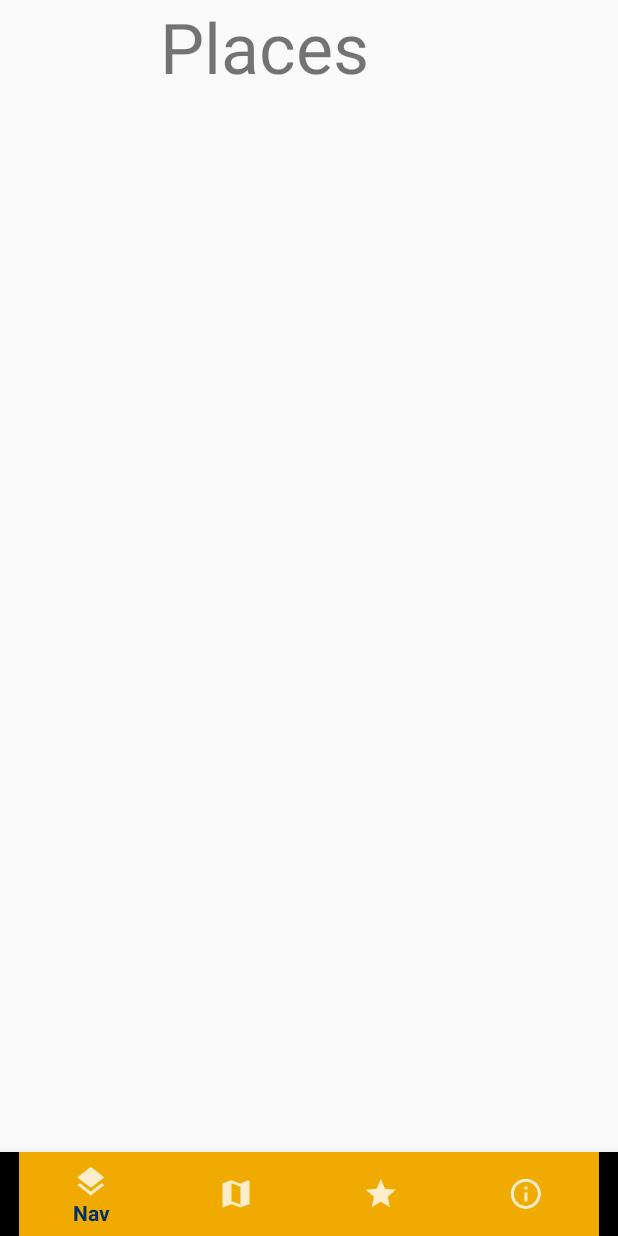
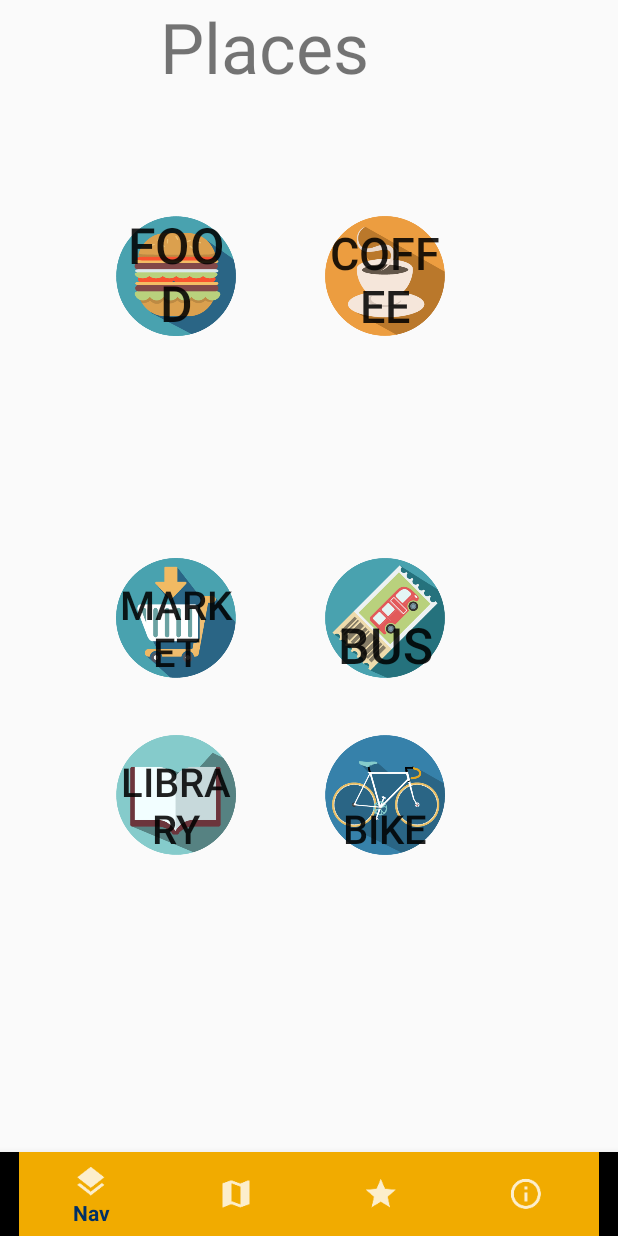
Before and after one commit to rheng001/UCRmap, an Android app: the PlacesActivity screen opened directly, with no data from a screen before it, on a phone screen of 412 x 824 dp. Run offline under Robolectric (Android 15) with nearby library versions, the phone set to English and light mode, and no system bars; 4 statements that could not run were skipped.

Commit message:
added places buttons
buttons

```diff
--- a/app/src/main/res/layout/activity_about.xml
+++ b/app/src/main/res/layout/activity_about.xml
@@ -34,6 +34,7 @@
         android:layout_alignParentTop="true"
         android:layout_alignParentLeft="true"
         android:layout_alignParentStart="true"
+        android:gravity = "center"
         android:layout_marginLeft="27dp"
         android:layout_marginStart="27dp"
         android:layout_marginTop="37dp" />
@@ -61,6 +62,7 @@
         android:layout_marginTop="21dp"
         android:textColor="@color/colorPrimary"
         android:ems="10"
+        android:gravity = "start"
         android:inputType="textPersonName"
         android:textSize="40px"
         android:text="Richard Heng" />
@@ -72,6 +74,7 @@
         android:ems="10"
         android:inputType="textPersonName"
         android:text="Edward Hernandez"
+        android:gravity = "start"
         android:textColor="@color/colorPrimary"
         android:layout_below="@+id/editText6"
         android:layout_alignLeft="@+id/editText6"
@@ -87,6 +90,7 @@
         android:ems="10"
         android:inputType="textPersonName"
         android:text="Jorge Flores"
+        android:gravity = "start"
         android:textSize="40px"
         android:background='@color/colorPrimaryDark'
         android:textColor="@color/colorPrimary"
--- a/app/src/main/res/layout/activity_nav.xml
+++ b/app/src/main/res/layout/activity_nav.xml
@@ -30,6 +30,7 @@
         android:textColor="@color/colorPrimary"
         android:background='@color/colorPrimaryDark'
         android:textSize="75px"
+        android:gravity = "center"
         android:layout_alignParentTop="true"
         android:layout_alignParentLeft="true"
         android:layout_alignParentStart="true"
--- a/app/src/main/res/layout/activity_places.xml
+++ b/app/src/main/res/layout/activity_places.xml
@@ -31,5 +31,91 @@
         tools:layout_editor_absoluteX="8dp"
         tools:layout_editor_absoluteY="61dp" />
 
+    <Button
+        android:id="@+id/food"
+        android:layout_width="80dip"
+        android:layout_height="80dip"
+        android:background="@drawable/food"
+        android:text="Food"
+        android:textSize="50px"
+        android:gravity="bottom"
+        android:textAlignment="center"
+        android:layout_marginLeft="77dp"
+        android:layout_marginStart="77dp"
+        android:layout_marginTop="82dp"
+        android:layout_below="@+id/editText2"
+        android:layout_alignParentLeft="true"
+        android:layout_alignParentStart="true" />
+
+    <Button
+        android:id="@+id/coffee"
+        android:layout_width="80dip"
+        android:layout_height="80dip"
+        android:background="@drawable/coffee"
+        android:text="coffee"
+        android:textSize="45px"
+        android:gravity="bottom"
+        android:textAlignment="center"
+        android:layout_marginLeft="59dp"
+        android:layout_marginStart="59dp"
+        android:layout_alignTop="@+id/food"
+        android:layout_toRightOf="@+id/food"
+        android:layout_toEndOf="@+id/food" />
+
+    <Button
+        android:id="@+id/market"
+        android:layout_width="80dip"
+        android:layout_height="80dip"
+        android:background="@drawable/market"
+        android:text="market"
+        android:textSize="40px"
+        android:gravity="bottom"
+        android:textAlignment="center"
+        android:layout_centerVertical="true"
+        android:layout_toLeftOf="@+id/coffee"
+        android:layout_toStartOf="@+id/coffee" />
+
+    <Button
+        android:id="@+id/library"
+        android:layout_width="80dip"
+        android:layout_height="80dip"
+        android:background="@drawable/library"
+        android:text="library"
+        android:textSize="40px"
+        android:gravity="bottom"
+        android:textAlignment="center"
+        android:layout_below="@+id/market"
+        android:layout_toLeftOf="@+id/coffee"
+        android:layout_toStartOf="@+id/coffee"
+        android:layout_marginTop="38dp" />
+
+    <Button
+        android:id="@+id/bike"
+        android:layout_width="80dip"
+        android:layout_height="80dip"
+        android:background="@drawable/bike"
+        android:text="bike"
+        android:textSize="40px"
+        android:gravity="bottom"
+        android:textAlignment="center"
+        android:layout_alignBottom="@+id/library"
+        android:layout_alignLeft="@+id/coffee"
+        android:layout_alignStart="@+id/coffee" />
+
+    <Button
+        android:id="@+id/bus"
+        android:layout_width="80dip"
+        android:layout_height="80dip"
+        android:background="@drawable/bus"
+        android:text="bus"
+        android:textSize="50px"
+        android:gravity="bottom"
+        android:textAlignment="center"
+        android:layout_alignTop="@+id/market"
+        android:layout_alignLeft="@+id/bike"
+        android:layout_alignStart="@+id/bike" />
+
+
+
 
 </RelativeLayout>
```
